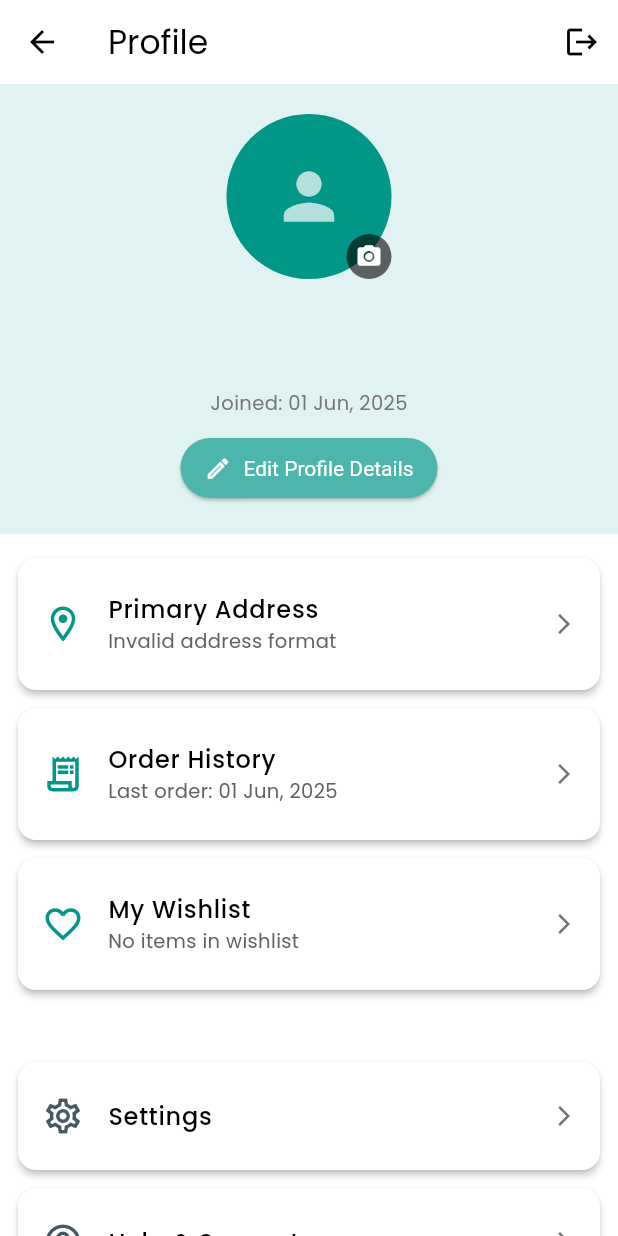
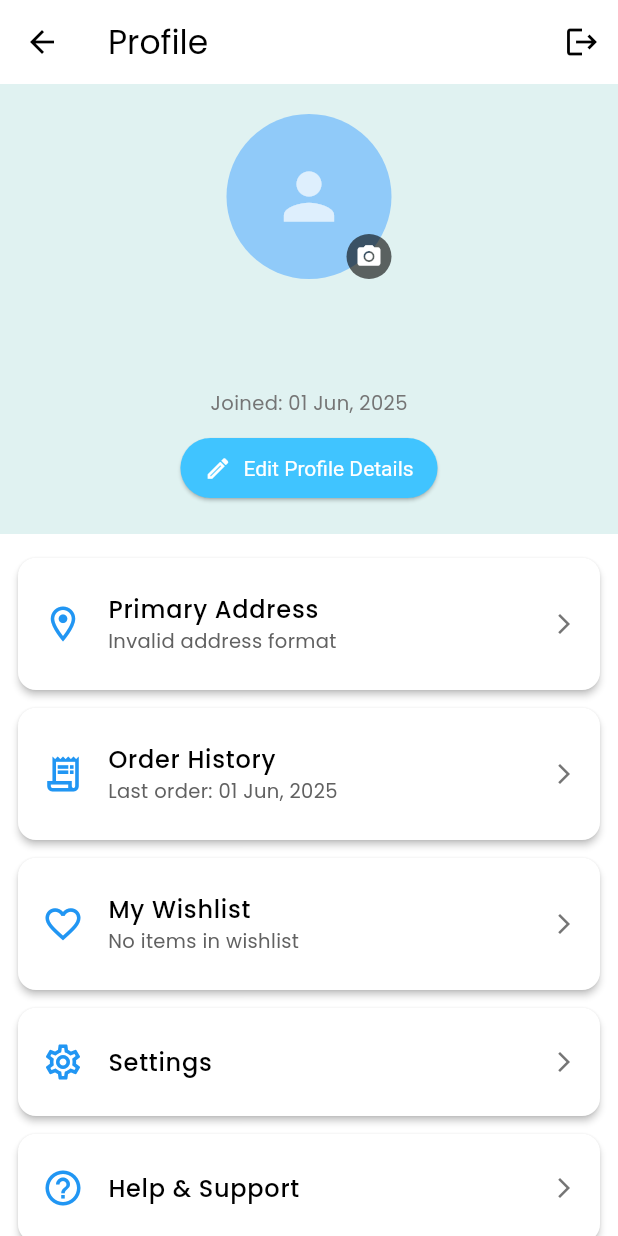
Before and after one commit to ArjunPankhaniya/shivayscreation-flutter, a Flutter app: the ProfileScreen screen opened by its route, on a phone screen of 412 x 824 dp. Run offline on Flutter 3.47's test engine with Material 3 defaults, Android fonts, the phone set to English and light mode, and no system bars; our stand-ins replace cached_network_image, carousel_slider, cloud_firestore, firebase_auth, firebase_core, firebase_messaging and 8 more; missing offline and left inert: razorpay_flutter; accounts and stored records are empty; network calls fail; statements that could not run were skipped.

Commit message:
Changelogs: Improving App's UI and Screens

```diff
--- a/lib/screens/home_screen.dart
+++ b/lib/screens/home_screen.dart
@@ -329,7 +329,7 @@ class _HomeScreenState extends State<HomeScreen> {
                               child: Text(
                                 '${cartProvider.cartItems.length}',
                                 style: const TextStyle(
-                                    color: Colors.black, fontSize: 10, fontWeight: FontWeight.bold),
+                                    color: Colors.white, fontSize: 10, fontWeight: FontWeight.bold),
                                 textAlign: TextAlign.center,
                               ),
                             ),
@@ -380,7 +380,7 @@ class _UserHeader extends StatelessWidget {
         child: userImageUrl.isEmpty
             ? Text(
           userName.isNotEmpty ? userName[0].toUpperCase() : "?",
-          style: const TextStyle(fontSize: 36, color: Colors.teal),
+          style: const TextStyle(fontSize: 36, color: Colors.blue),
         )
             : ClipOval(
           child: CachedNetworkImage(
--- a/lib/screens/profile_screen.dart
+++ b/lib/screens/profile_screen.dart
@@ -111,7 +111,7 @@ class _ProfileScreenState extends State<ProfileScreen> {
     required String title,
     String? subtitle,
     VoidCallback? onTap,
-    Color iconColor = Colors.teal,
+    Color iconColor = Colors.blue,
     Widget? trailing,
   }) {
     return Card(
@@ -320,7 +320,7 @@ class _ProfileScreenState extends State<ProfileScreen> {
                               children: [
                                 CircleAvatar(
                                   radius: 55,
-                                  backgroundColor: Colors.teal,
+                                  backgroundColor: Colors.blue.shade200,
                                   backgroundImage: _profileImage != null
                                       ? FileImage(_profileImage!)
                                       : (userData['imageUrl'] != null && (userData['imageUrl'] as String).isNotEmpty
@@ -351,7 +351,7 @@ class _ProfileScreenState extends State<ProfileScreen> {
                           const SizedBox(height: 12),
                           Text(
                             userData['name'] ?? 'User Name', // Ensure this matches your Firestore field
-                            style: const TextStyle(fontSize: 22, fontWeight: FontWeight.bold, color: Colors.teal),
+                            style: const TextStyle(fontSize: 22, fontWeight: FontWeight.bold, color: Colors.blue),
                           ),
                           const SizedBox(height: 4),
                           Text(
@@ -365,8 +365,8 @@ class _ProfileScreenState extends State<ProfileScreen> {
                           ),
                           const SizedBox(height: 10),
                           ElevatedButton.icon(
-                            icon: const Icon(Icons.edit_outlined, size: 18),
-                            label: const Text('Edit Profile Details'),
+                            icon:  Icon(color: Colors.white, Icons.edit_outlined, size: 18),
+                            label:  Text('Edit Profile Details'),
                             onPressed: () {
                               Navigator.push(
                                 context, // This context should be fine for navigation
@@ -376,7 +376,7 @@ class _ProfileScreenState extends State<ProfileScreen> {
                               );
                             },
                             style: ElevatedButton.styleFrom(
-                              backgroundColor: Colors.teal.shade300,
+                              backgroundColor: Colors.lightBlueAccent,
                               foregroundColor: Colors.white,
                               padding: const EdgeInsets.symmetric(horizontal: 16, vertical: 10),
                               textStyle: const TextStyle(fontSize: 14),
@@ -419,22 +419,22 @@ class _ProfileScreenState extends State<ProfileScreen> {
                         }
                     ),
 
-                    const Padding(
-                      padding: EdgeInsets.symmetric(horizontal: 16.0, vertical: 10.0),
-                      child: Divider(),
-                    ),
+                    // const Padding(
+                    //   padding: EdgeInsets.symmetric(horizontal: 16.0, vertical: 10.0),
+                    //   child: Divider(),
+                    // ),
 
                     _buildProfileOption(
                         icon: Icons.settings_outlined,
                         title: "Settings",
-                        iconColor: Colors.blueGrey.shade700,
+                        // iconColor: Colors.blueGrey.shade700,
                         onTap: () {
                           Navigator.push(context, MaterialPageRoute(builder: (context) => const SettingsScreen()));
                         }),
                     _buildProfileOption(
                         icon: Icons.help_outline,
                         title: "Help & Support",
-                        iconColor: Colors.blueGrey.shade700,
+                        // iconColor: Colors.blueGrey.shade700,
                         onTap: () {
                           Navigator.push(context, MaterialPageRoute(builder: (context) => const HelpScreen()));
                         }),
--- a/lib/screens/splash_screen.dart
+++ b/lib/screens/splash_screen.dart
@@ -175,7 +175,7 @@ class _SplashScreenState extends State<SplashScreen> with SingleTickerProviderSt
   @override
   Widget build(BuildContext context) {
     return Scaffold(
-      backgroundColor: Colors.teal,
+      backgroundColor: Colors.blueGrey.shade200,
       body: Center(
         child: Column(
           mainAxisAlignment: MainAxisAlignment.center,
```
Also changed, not shown: lib/screens/forgot_password_screen.dart (+12 -2 lines), lib/screens/login_screen.dart (+10 -1 lines), lib/screens/product_details_screen.dart (+13 -3 lines), lib/screens/products_screen.dart (+12 -3 lines), lib/screens/signup_screen.dart (+10 -1 lines).
